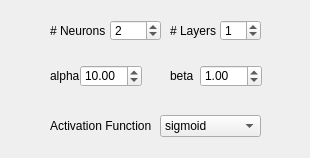
Qt form _AlgorithmsPlugins/LinearMethods/paramsMLPRegress.ui (b4silio/MLDemos) before a commit.
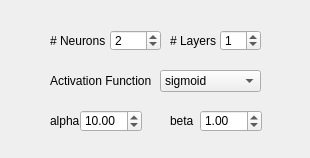
The same form after that commit.

What changed in the file:
```diff
--- a/_AlgorithmsPlugins/LinearMethods/paramsMLPRegress.ui
+++ b/_AlgorithmsPlugins/LinearMethods/paramsMLPRegress.ui
@@ -17,7 +17,7 @@
    <property name="geometry">
     <rect>
      <x>50</x>
-     <y>115</y>
+     <y>70</y>
      <width>101</width>
      <height>21</height>
     </rect>
@@ -35,7 +35,7 @@
    <property name="geometry">
     <rect>
      <x>80</x>
-     <y>65</y>
+     <y>110</y>
      <width>62</width>
      <height>22</height>
     </rect>
@@ -58,7 +58,7 @@
    <property name="geometry">
     <rect>
      <x>170</x>
-     <y>65</y>
+     <y>110</y>
      <width>31</width>
      <height>21</height>
     </rect>
@@ -76,7 +76,7 @@
    <property name="geometry">
     <rect>
      <x>160</x>
-     <y>115</y>
+     <y>70</y>
      <width>101</width>
      <height>22</height>
     </rect>
@@ -99,7 +99,7 @@
    <property name="geometry">
     <rect>
      <x>220</x>
-     <y>20</y>
+     <y>30</y>
      <width>41</width>
      <height>21</height>
     </rect>
@@ -121,7 +121,7 @@
    <property name="geometry">
     <rect>
      <x>50</x>
-     <y>20</y>
+     <y>30</y>
      <width>61</width>
      <height>21</height>
     </rect>
@@ -139,7 +139,7 @@
    <property name="geometry">
     <rect>
      <x>170</x>
-     <y>20</y>
+     <y>30</y>
      <width>51</width>
      <height>21</height>
     </rect>
@@ -157,7 +157,7 @@
    <property name="geometry">
     <rect>
      <x>200</x>
-     <y>65</y>
+     <y>110</y>
      <width>62</width>
      <height>22</height>
     </rect>
@@ -180,7 +180,7 @@
    <property name="geometry">
     <rect>
      <x>50</x>
-     <y>65</y>
+     <y>110</y>
      <width>31</width>
      <height>21</height>
     </rect>
@@ -198,7 +198,7 @@
    <property name="geometry">
     <rect>
      <x>110</x>
-     <y>20</y>
+     <y>30</y>
      <width>51</width>
      <height>21</height>
     </rect>
```
